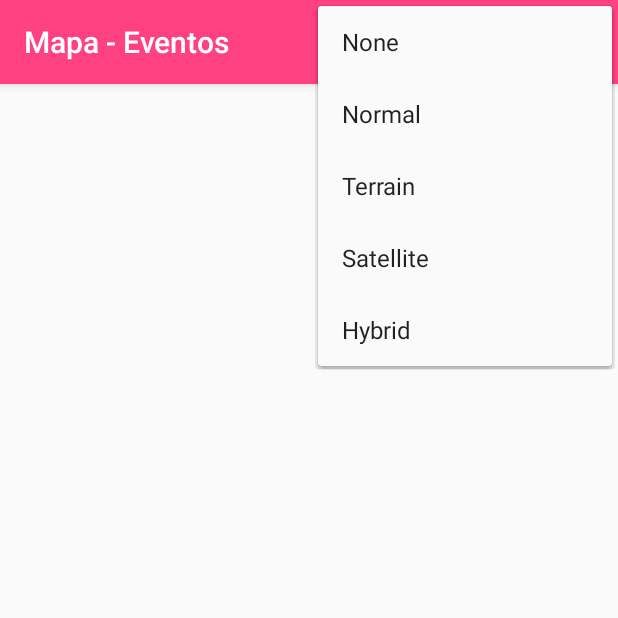
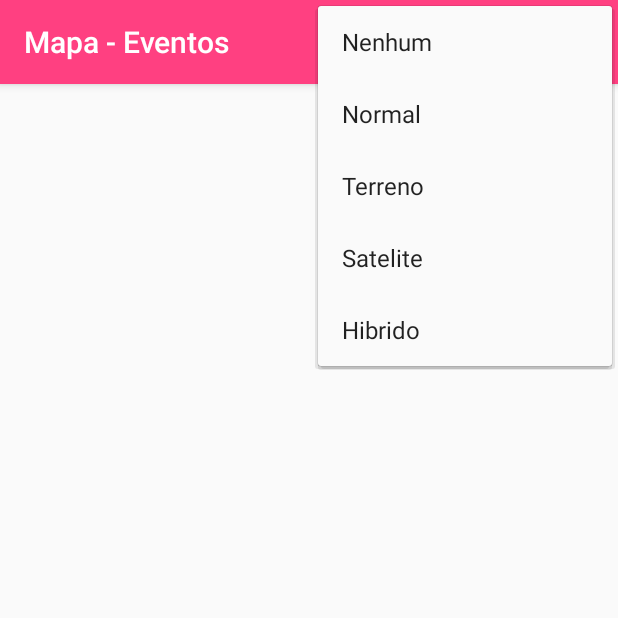
Before and after one commit to GhsVilela/PARTY, an Android app: the MapsActivity screen opened directly, with no data from a screen before it, with the options menu open, on a phone screen of 412 x 824 dp, the top half of it. Run offline under Robolectric (Android 15) with nearby library versions, the phone set to English and light mode, and no system bars.

Commit message:
Mudanças aula 15/12

```diff
--- a/app/src/main/AndroidManifest.xml
+++ b/app/src/main/AndroidManifest.xml
@@ -36,7 +36,9 @@
         <activity android:name=".Registro" android:theme="@style/Theme.AppCompat.Light.NoActionBar"/>
         <activity android:name=".TermosDeUso" android:theme="@style/Theme.AppCompat.Light.NoActionBar"/>
         <activity android:name=".PerfilUsuario" android:theme="@style/Theme.AppCompat.Light.NoActionBar"/>
-        <activity android:name=".Logado" android:theme="@style/Theme.AppCompat.Light.NoActionBar"/>
+        <activity android:name=".Logado"  android:label="@string/title_activity_logado"/>
+        <activity android:name=".EditarFesta" android:theme="@style/Theme.AppCompat.Light.NoActionBar"/>
+        <activity android:name=".EditarPerfil" android:theme="@style/Theme.AppCompat.Light.NoActionBar"/>
         <!--
              The API key for Google Maps-based APIs is defined as a string resource.
              (See the file "res/values/google_maps_api.xml").
--- a/app/src/main/res/values/strings.xml
+++ b/app/src/main/res/values/strings.xml
@@ -2,11 +2,11 @@
     <string name="app_name">PARTY</string>
     <string name="title_activity_maps">Mapa - Eventos</string>
     <string name="title_activity_logado">Bem-Vindo</string>
-    <string name="map_type_none">None</string>
+    <string name="map_type_none">Nenhum</string>
     <string name="map_type_normal">Normal</string>
-    <string name="map_type_terrain">Terrain</string>
-    <string name="map_type_satellite">Satellite</string>
-    <string name="map_type_hybrid">Hybrid</string>
+    <string name="map_type_terrain">Terreno</string>
+    <string name="map_type_satellite">Satelite</string>
+    <string name="map_type_hybrid">Hibrido</string>
 
     <string name="title_activity_fullscreen">FullscreenActivity</string>
     <string name="dummy_button">Dummy Button</string>
```
Also changed, not shown: app/src/main/res/layout/activity_logado.xml (+3 -9 lines).
